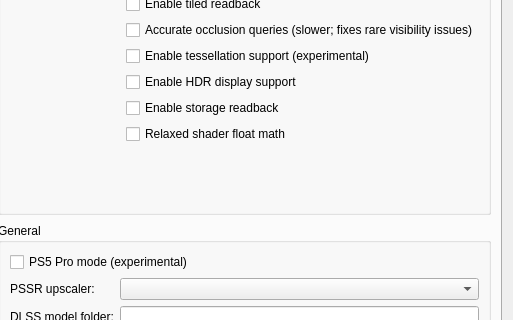
First picture: the form in src/launcher/forms/configuration_edit_dialog.ui, repository Jetsku/KytyPS5, before the edit; both pictures show x 460 to 973 and y 274 to 594 of the 973 by 942 pixel window.
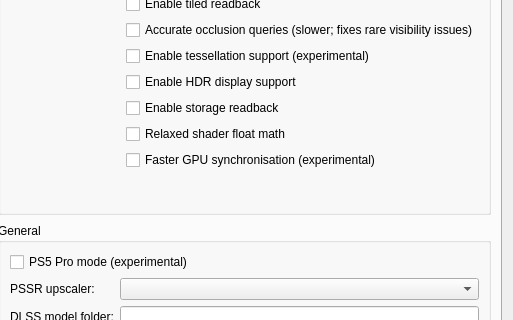
Second picture: the form after the edit. Custom widgets are drawn as their Qt base class.

Commit message: Launcher: per-game "Faster GPU synchronisation (experimental)" option

Patch:
```diff
--- a/src/launcher/forms/configuration_edit_dialog.ui
+++ b/src/launcher/forms/configuration_edit_dialog.ui
@@ -351,6 +351,12 @@
               <property name="text"><string>Relaxed shader float math</string></property>
              </widget>
             </item>
+            <item row="13" column="1">
+             <widget class="QCheckBox" name="checkBox_fast_gpu_sync">
+              <property name="toolTip"><string>Trims redundant GPU barriers (synchronisation between GPU work): KYTY_GPU_HAZARD=3, KYTY_INDIRECT_ARGS_RANGES=1, KYTY_GUEST_BARRIER_SCOPE=rel=drop, KYTY_DMA_BARRIER_BATCH=1. Gave about 1 fps in heavy Astro Bot scenes. Turn it off if graphics glitch. A value set for one of these in u59-preset.json or a title preset is kept.</string></property>
+              <property name="text"><string>Faster GPU synchronisation (experimental)</string></property>
+             </widget>
+            </item>
            </layout>
           </widget>
          </item>
```
The commit also changes 6 other files.
